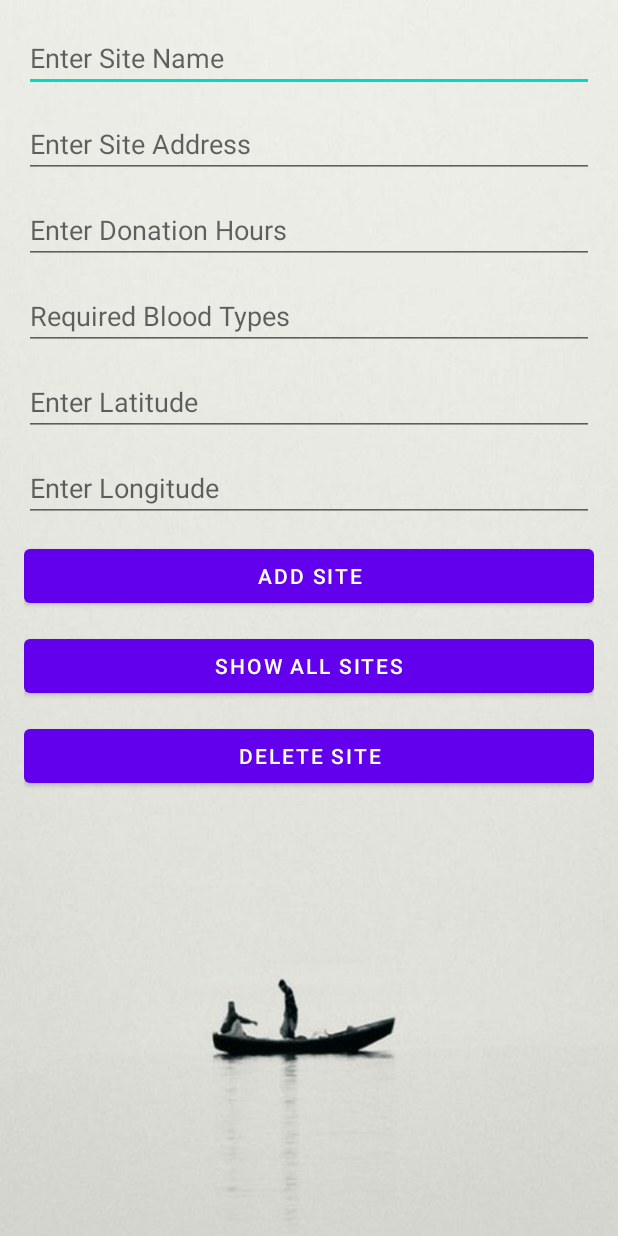
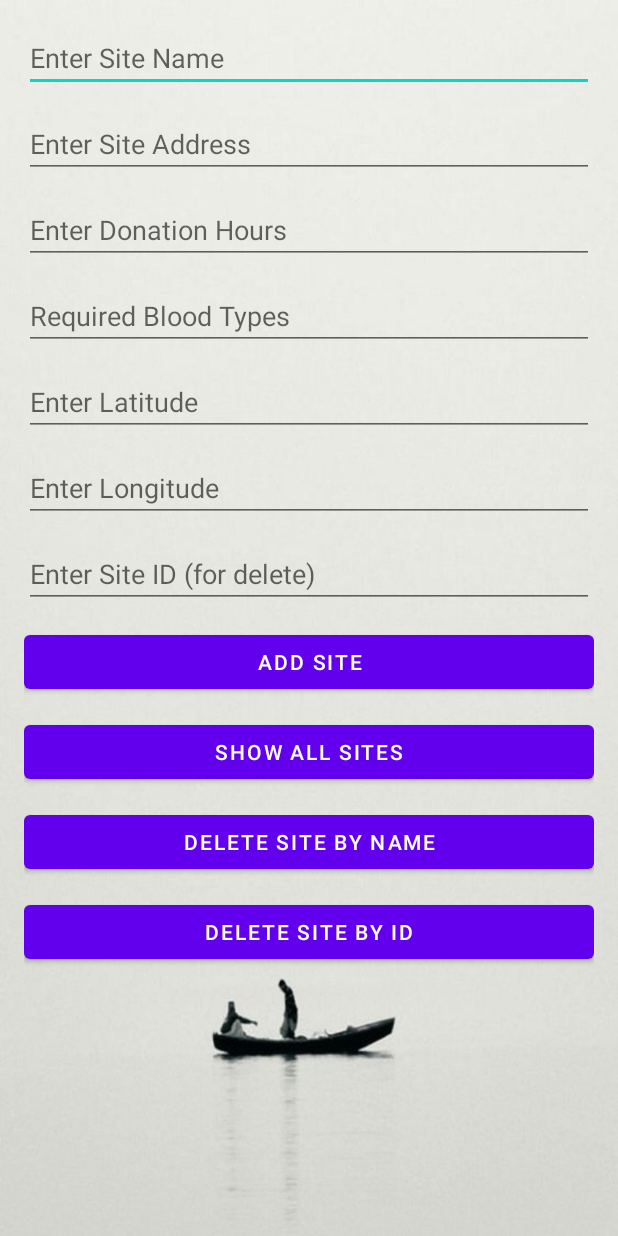
Before and after one commit to Quanoscar09/Asm2Android, an Android app: the layout activity_create_donation_site.xml on its own in the app's theme, with its tools: preview values and no code run, on a phone screen of 412 x 824 dp. Run offline under Robolectric (Android 15) with nearby library versions, the phone set to English and light mode, and no system bars.

Commit message:
new update

```diff
--- a/app/src/main/res/layout/activity_create_donation_site.xml
+++ b/app/src/main/res/layout/activity_create_donation_site.xml
@@ -59,6 +59,15 @@
             android:layout_marginBottom="12dp"
             android:inputType="numberDecimal" />
 
+        <!-- Input for Site ID -->
+        <EditText
+            android:id="@+id/siteIdInput"
+            android:layout_width="match_parent"
+            android:layout_height="wrap_content"
+            android:hint="Enter Site ID (for delete)"
+            android:layout_marginBottom="12dp"
+            android:inputType="number" />
+
         <!-- Buttons -->
         <Button
             android:id="@+id/addSiteButton"
@@ -78,7 +87,14 @@
             android:id="@+id/deleteSiteButton"
             android:layout_width="match_parent"
             android:layout_height="wrap_content"
-            android:text="Delete Site"
+            android:text="Delete Site By Name"
+            android:layout_marginBottom="12dp" />
+
+        <Button
+            android:id="@+id/deleteByIdButton"
+            android:layout_width="match_parent"
+            android:layout_height="wrap_content"
+            android:text="Delete Site By ID"
             android:layout_marginBottom="12dp" />
     </LinearLayout>
 </ScrollView>
--- a/app/src/main/res/layout/activity_manager.xml
+++ b/app/src/main/res/layout/activity_manager.xml
@@ -30,7 +30,7 @@
         android:id="@+id/viewMapButton"
         android:layout_width="match_parent"
         android:layout_height="wrap_content"
-        android:text="View Map"
+        android:text="view map for blood donation"
         android:layout_marginTop="16dp" />
 
     <Button
```
Also changed, not shown: app/src/main/java/com/example/asm2android/CreateDonationSiteActivity.java (+39 -5 lines), app/src/main/java/com/example/asm2android/MapsActivity.java (+38 -5 lines), app/src/main/java/com/example/asm2android/DonationSiteHelper.java (line endings or trailing spaces).
